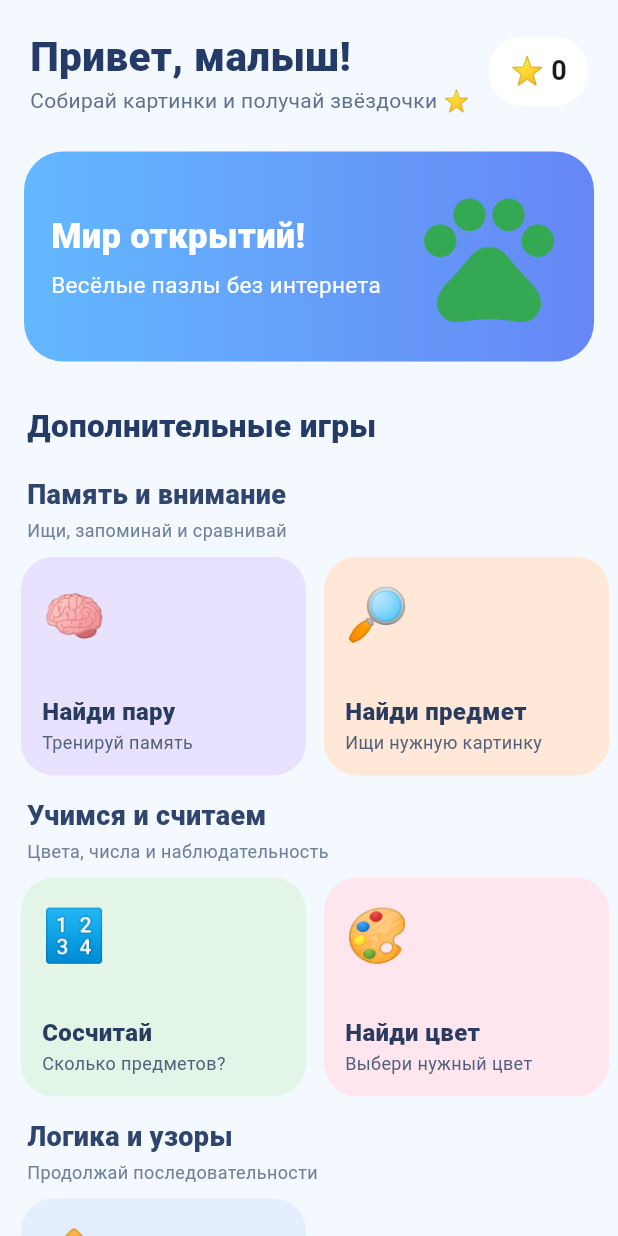
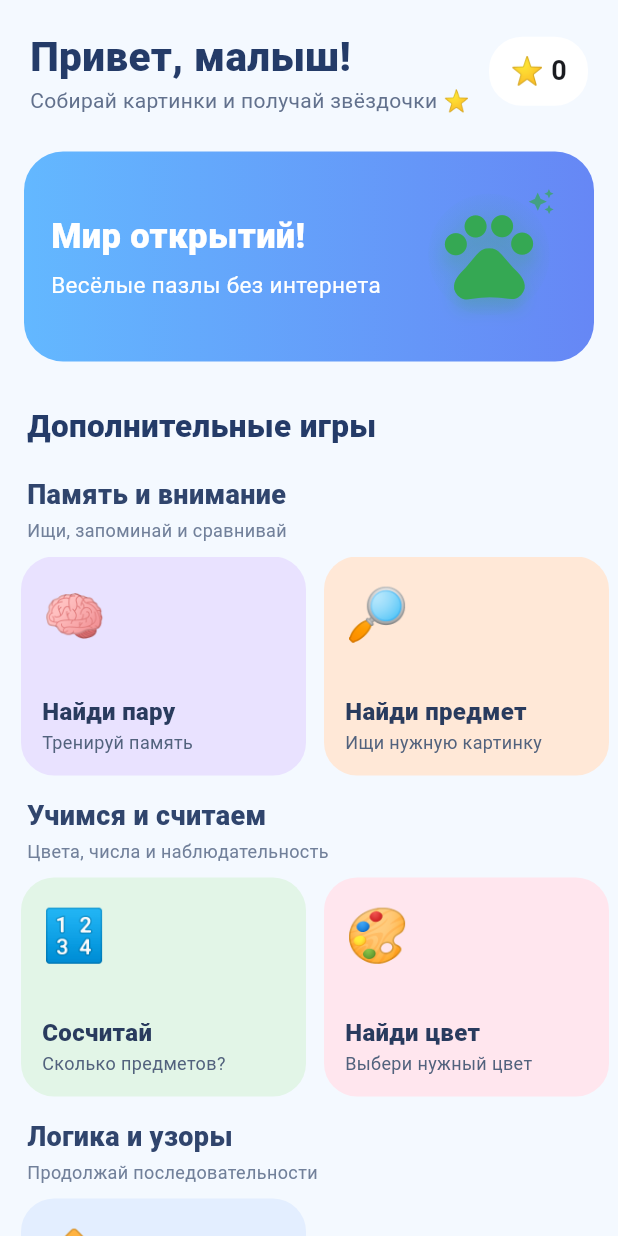
Before and after one commit to monstrvip-maker/BabyPuzzleWorld, a Flutter app: the screen it shows after launch, on a phone screen of 412 x 824 dp. Run offline on Flutter 3.47's test engine with Material 3 defaults, Android fonts, the phone set to English and light mode, and no system bars; our stand-ins replace audioplayers, shared_preferences.

Commit message:
Animate colorful character artwork across the worlds

```diff
--- a/lib/main.dart
+++ b/lib/main.dart
@@ -16,19 +16,26 @@ class BabyPuzzleApp extends StatelessWidget {
   );
 }
 
-class CharacterImage extends StatelessWidget {
+class CharacterImage extends StatefulWidget {
   final String name;
   final double? width, height;
   final BoxFit fit;
   const CharacterImage(this.name, {super.key, this.width, this.height, this.fit=BoxFit.contain});
+  @override State<CharacterImage> createState() => _CharacterImageState();
+}
 
+class _CharacterImageState extends State<CharacterImage> with SingleTickerProviderStateMixin {
+  late final AnimationController _motion = AnimationController(
+    vsync: this, duration: const Duration(milliseconds: 1800),
+  )..repeat(reverse: true);
   static const Map<String, IconData> _icons = {
-    'dino': Icons.pets, 'triceratops': Icons.pets,
+    'dino': Icons.pets, 'triceratops': Icons.cruelty_free,
     'whale': Icons.water, 'octopus': Icons.waves,
-    'submarine': Icons.directions_boat, 'turtle': Icons.pets,
+    'submarine': Icons.directions_boat, 'turtle': Icons.eco,
     'firetruck': Icons.local_fire_department, 'bus': Icons.directions_bus,
-    'puppy': Icons.pets, 'kitten': Icons.pets, 'elephant': Icons.pets,
-    'lion': Icons.pets, 'apple': Icons.eco, 'banana': Icons.eco,
+    'puppy': Icons.pets, 'kitten': Icons.catching_pokemon,
+    'elephant': Icons.forest, 'lion': Icons.face,
+    'apple': Icons.restaurant, 'banana': Icons.eco,
     'butterfly': Icons.local_florist, 'rocket': Icons.rocket_launch,
   };
   static const Map<String, Color> _colors = {
@@ -41,15 +48,33 @@ class CharacterImage extends StatelessWidget {
     'apple': Color(0xFFE43C35), 'banana': Color(0xFFE9C52E),
     'butterfly': Color(0xFFDD8731), 'rocket': Color(0xFF3489C9),
   };
-  @override
-  Widget build(BuildContext context) => SizedBox(
-    width: width, height: height,
-    child: FittedBox(
-      fit: fit,
-      child: Icon(_icons[name] ?? Icons.extension,
-        size: 220, color: _colors[name] ?? const Color(0xFF5476A8)),
-    ),
-  );
+  @override void dispose() { _motion.dispose(); super.dispose(); }
+  @override Widget build(BuildContext context) {
+    final color = _colors[widget.name] ?? const Color(0xFF5476A8);
+    return SizedBox(
+      width: widget.width, height: widget.height,
+      child: AnimatedBuilder(
+        animation: _motion,
+        builder: (context, child) => Transform.translate(
+          offset: Offset(0, -4 * _motion.value),
+          child: Transform.rotate(angle: (_motion.value - .5) * .05, child: child),
+        ),
+        child: Stack(alignment: Alignment.center, children: [
+          Container(
+            width: (widget.width ?? 150) * .78,
+            height: (widget.height ?? 150) * .78,
+            decoration: BoxDecoration(shape: BoxShape.circle,
+              gradient: RadialGradient(colors: [color.withOpacity(.22), color.withOpacity(.02)])),
+          ),
+          Icon(_icons[widget.name] ?? Icons.extension,
+            size: (widget.width ?? 150) * .68, color: color,
+            shadows: [Shadow(color: color.withOpacity(.24), blurRadius: 14, offset: const Offset(0, 7))]),
+          Positioned(right: 8, top: 8,
+            child: Icon(Icons.auto_awesome, size: 18, color: color.withOpacity(.7))),
+        ]),
+      ),
+    );
+  }
 }
 
 class PuzzlePieceGraphic extends StatelessWidget {
```
